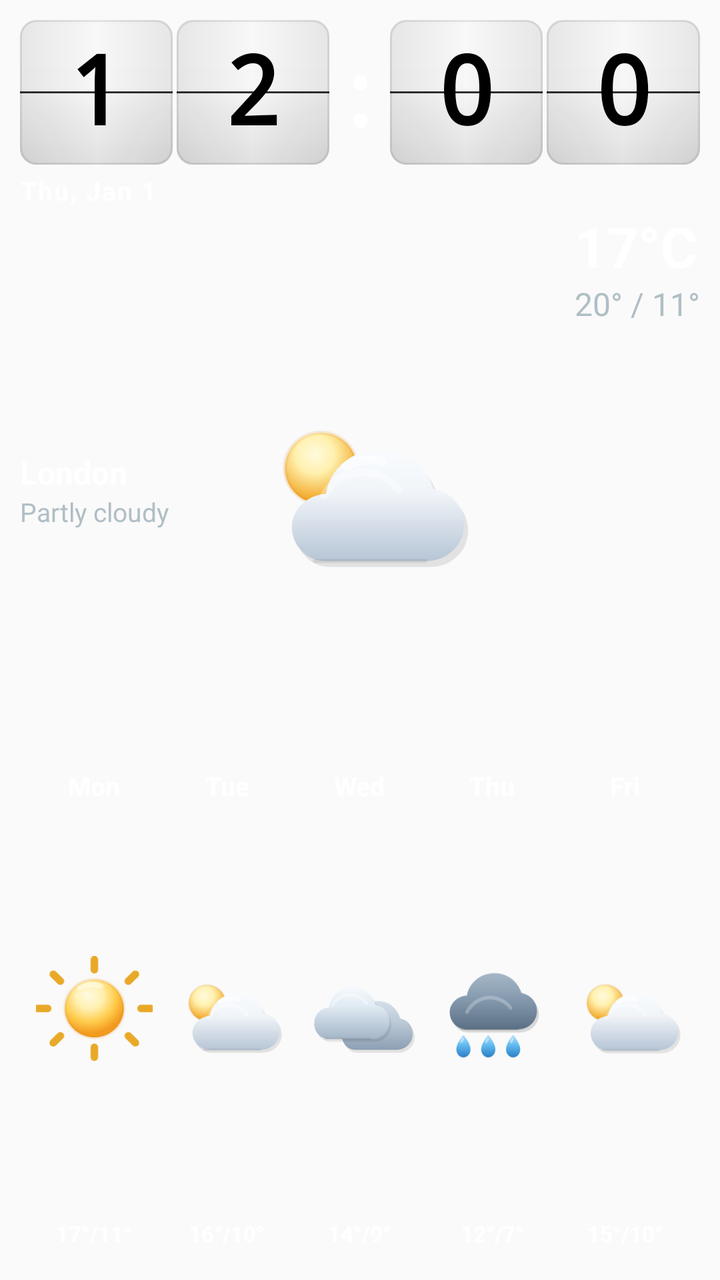
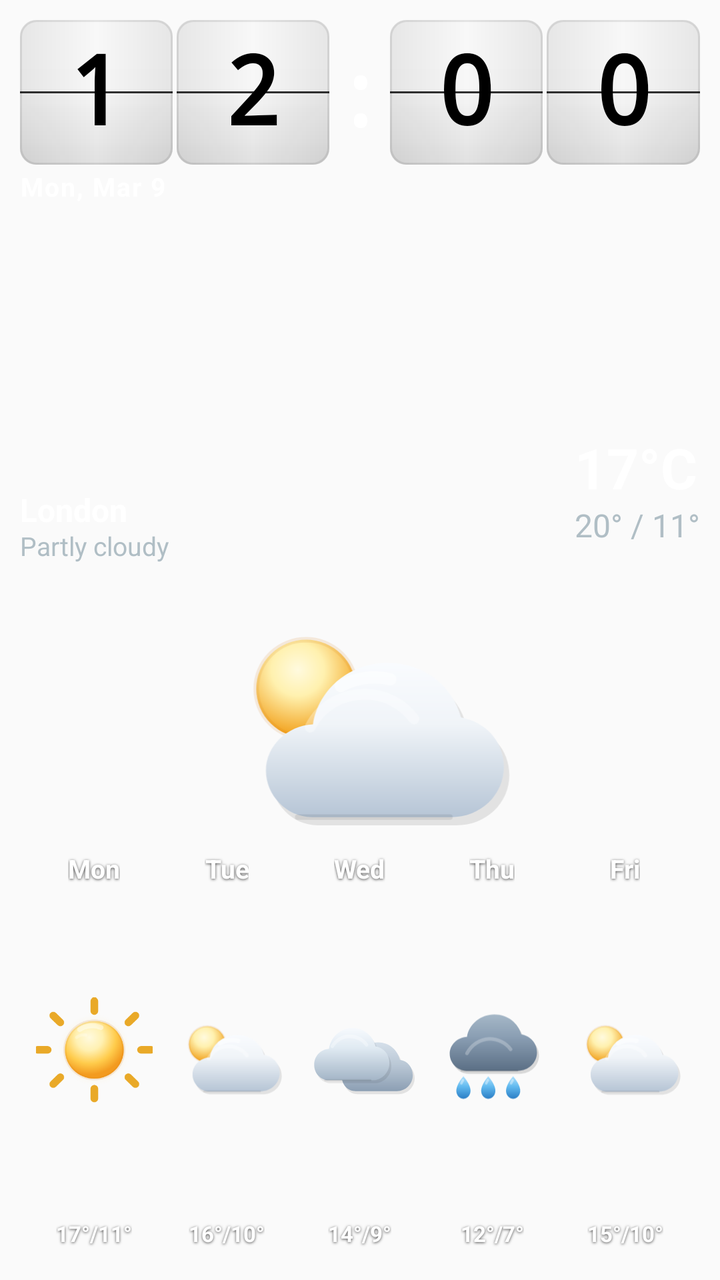

Before-and-after screenshots of an Android layout around one commit, followed by the original layout XML and the change that was made.
<!-- AndroidManifest.xml: application theme Theme.ClockWeatherWidget -->
<!-- res/layout/widget_extended_preview.xml -->
<?xml version="1.0" encoding="utf-8"?>
<LinearLayout xmlns:android="http://schemas.android.com/apk/res/android"
    xmlns:tools="http://schemas.android.com/tools"
    android:layout_width="match_parent"
    android:layout_height="match_parent"
    android:background="@android:color/transparent"
    android:orientation="vertical"
    android:padding="10dp"
    tools:ignore="HardcodedText,SmallSp,NestedWeights,DisableBaselineAlignment">

    <LinearLayout
        android:layout_width="match_parent"
        android:layout_height="0dp"
        android:layout_weight="3"
        android:background="@android:color/transparent"
        android:orientation="vertical">

        <include
            layout="@layout/widget_clock_block_preview"
            android:layout_width="match_parent"
            android:layout_height="wrap_content" />

        <TextClock
            android:layout_width="wrap_content"
            android:layout_height="wrap_content"
            android:layout_gravity="start"
            android:format12Hour="EEE, MMM d"
            android:format24Hour="EEE, MMM d"
            android:layout_marginTop="4dp"
            android:layout_marginStart="0dp"
            android:textColor="@color/widget_text_primary"
            android:textSize="13sp"
            android:textStyle="bold"
            android:letterSpacing="0.05" />

        <include
            layout="@layout/widget_weather_card_preview"
            android:layout_width="match_parent"
            android:layout_height="0dp"
            android:layout_weight="1"
            android:layout_marginTop="4dp" />
    </LinearLayout>

    <LinearLayout
        android:layout_width="match_parent"
        android:layout_height="0dp"
        android:baselineAligned="false"
        android:layout_weight="2"
        android:background="@android:color/transparent"
        android:orientation="horizontal"
        android:paddingTop="0dp"
        android:paddingBottom="4dp"
        android:paddingStart="4dp"
        android:paddingEnd="4dp">

        <LinearLayout android:layout_width="0dp" android:layout_height="match_parent" android:layout_weight="1" android:orientation="vertical" android:gravity="center_horizontal" android:padding="2dp">
            <TextView android:layout_width="wrap_content" android:layout_gravity="center_horizontal" android:layout_height="wrap_content" android:text="Mon" android:textColor="@color/widget_text_primary" android:textSize="13sp" android:textStyle="bold" android:gravity="center" />
            <ImageView android:layout_width="match_parent" android:layout_height="0dp" android:layout_weight="1" android:layout_marginTop="2dp" android:layout_marginBottom="2dp" android:src="@drawable/ic_widget_weather_clear_day" android:contentDescription="@null" android:padding="2dp" android:scaleType="fitCenter" />
            <TextView android:layout_width="wrap_content" android:layout_gravity="center_horizontal" android:layout_height="wrap_content" android:text="17°/11°" android:textColor="@color/widget_text_primary" android:textSize="11sp" android:textStyle="bold" android:gravity="center" />
        </LinearLayout>

        <LinearLayout android:layout_width="0dp" android:layout_height="match_parent" android:layout_weight="1" android:orientation="vertical" android:gravity="center_horizontal" android:padding="2dp">
            <TextView android:layout_width="wrap_content" android:layout_gravity="center_horizontal" android:layout_height="wrap_content" android:text="Tue" android:textColor="@color/widget_text_primary" android:textSize="13sp" android:textStyle="bold" android:gravity="center" />
            <ImageView android:layout_width="match_parent" android:layout_height="0dp" android:layout_weight="1" android:layout_marginTop="2dp" android:layout_marginBottom="2dp" android:src="@drawable/ic_widget_weather_partly_cloudy_day" android:contentDescription="@null" android:padding="2dp" android:scaleType="fitCenter" />
            <TextView android:layout_width="wrap_content" android:layout_gravity="center_horizontal" android:layout_height="wrap_content" android:text="16°/10°" android:textColor="@color/widget_text_primary" android:textSize="11sp" android:textStyle="bold" android:gravity="center" />
        </LinearLayout>

        <LinearLayout android:layout_width="0dp" android:layout_height="match_parent" android:layout_weight="1" android:orientation="vertical" android:gravity="center_horizontal" android:padding="2dp">
            <TextView android:layout_width="wrap_content" android:layout_gravity="center_horizontal" android:layout_height="wrap_content" android:text="Wed" android:textColor="@color/widget_text_primary" android:textSize="13sp" android:textStyle="bold" android:gravity="center" />
            <ImageView android:layout_width="match_parent" android:layout_height="0dp" android:layout_weight="1" android:layout_marginTop="2dp" android:layout_marginBottom="2dp" android:src="@drawable/ic_widget_weather_cloudy" android:contentDescription="@null" android:padding="2dp" android:scaleType="fitCenter" />
            <TextView android:layout_width="wrap_content" android:layout_gravity="center_horizontal" android:layout_height="wrap_content" android:text="14°/9°" android:textColor="@color/widget_text_primary" android:textSize="11sp" android:textStyle="bold" android:gravity="center" />
        </LinearLayout>

        <LinearLayout android:layout_width="0dp" android:layout_height="match_parent" android:layout_weight="1" android:orientation="vertical" android:gravity="center_horizontal" android:padding="2dp">
            <TextView android:layout_width="wrap_content" android:layout_gravity="center_horizontal" android:layout_height="wrap_content" android:text="Thu" android:textColor="@color/widget_text_primary" android:textSize="13sp" android:textStyle="bold" android:gravity="center" />
            <ImageView android:layout_width="match_parent" android:layout_height="0dp" android:layout_weight="1" android:layout_marginTop="2dp" android:layout_marginBottom="2dp" android:src="@drawable/ic_widget_weather_rain" android:contentDescription="@null" android:padding="2dp" android:scaleType="fitCenter" />
            <TextView android:layout_width="wrap_content" android:layout_gravity="center_horizontal" android:layout_height="wrap_content" android:text="12°/7°" android:textColor="@color/widget_text_primary" android:textSize="11sp" android:textStyle="bold" android:gravity="center" />
        </LinearLayout>

        <LinearLayout android:layout_width="0dp" android:layout_height="match_parent" android:layout_weight="1" android:orientation="vertical" android:gravity="center_horizontal" android:padding="2dp">
            <TextView android:layout_width="wrap_content" android:layout_gravity="center_horizontal" android:layout_height="wrap_content" android:text="Fri" android:textColor="@color/widget_text_primary" android:textSize="13sp" android:textStyle="bold" android:gravity="center" />
            <ImageView android:layout_width="match_parent" android:layout_height="0dp" android:layout_weight="1" android:layout_marginTop="2dp" android:layout_marginBottom="2dp" android:src="@drawable/ic_widget_weather_partly_cloudy_day" android:contentDescription="@null" android:padding="2dp" android:scaleType="fitCenter" />
            <TextView android:layout_width="wrap_content" android:layout_gravity="center_horizontal" android:layout_height="wrap_content" android:text="15°/10°" android:textColor="@color/widget_text_primary" android:textSize="11sp" android:textStyle="bold" android:gravity="center" />
        </LinearLayout>
    </LinearLayout>

</LinearLayout>
<!-- res/layout/widget_clock_block_preview.xml (included above) -->
﻿<?xml version="1.0" encoding="utf-8"?>

<LinearLayout xmlns:android="http://schemas.android.com/apk/res/android"
    xmlns:tools="http://schemas.android.com/tools"
    android:layout_width="match_parent"
    android:layout_height="wrap_content"
    android:gravity="center_vertical"
    android:orientation="horizontal"
    tools:ignore="HardcodedText">

    <FrameLayout
        android:layout_width="0dp"
        android:layout_height="wrap_content"
        android:layout_weight="2">

        <LinearLayout
            android:layout_width="match_parent"
            android:layout_height="wrap_content"
            android:orientation="horizontal">

            <FrameLayout
                android:layout_width="0dp"
                android:layout_height="wrap_content"
                android:layout_weight="1">

                <TextView
                    android:layout_width="match_parent"
                    android:layout_height="wrap_content"
                    android:background="@drawable/flip_digit_bg_light"
                    android:fontFamily="monospace"
                    android:gravity="center"
                    android:includeFontPadding="false"
                    android:padding="8dp"
                    android:text="1"
                    android:textColor="@color/flip_digit_text_light"
                    android:textSize="48sp"
                    android:textStyle="bold" />

                <FrameLayout
                    android:layout_width="match_parent"
                    android:layout_height="1dp"
                    android:layout_gravity="center_vertical"
                    android:background="@drawable/flip_hinge_line" />
            </FrameLayout>

            <FrameLayout
                android:layout_width="0dp"
                android:layout_height="wrap_content"
                android:layout_marginStart="@dimen/flip_digit_gap"
                android:layout_weight="1">

                <TextView
                    android:layout_width="match_parent"
                    android:layout_height="wrap_content"
                    android:background="@drawable/flip_digit_bg_light"
                    android:fontFamily="monospace"
                    android:gravity="center"
                    android:includeFontPadding="false"
                    android:padding="8dp"
                    android:text="2"
                    android:textColor="@color/flip_digit_text_light"
                    android:textSize="48sp"
                    android:textStyle="bold" />

                <FrameLayout
                    android:layout_width="match_parent"
                    android:layout_height="1dp"
                    android:layout_gravity="center_vertical"
                    android:background="@drawable/flip_hinge_line" />
            </FrameLayout>
        </LinearLayout>
    </FrameLayout>

    <TextView
        android:layout_width="wrap_content"
        android:layout_height="wrap_content"
        android:layout_marginStart="@dimen/flip_digit_gap"
        android:layout_marginEnd="@dimen/flip_digit_gap"
        android:fontFamily="monospace"
        android:gravity="center"
        android:text=":"
        android:textColor="@android:color/white"
        android:textSize="44sp"
        android:textStyle="bold" />

    <FrameLayout
        android:layout_width="0dp"
        android:layout_height="wrap_content"
        android:layout_weight="2">

        <LinearLayout
            android:layout_width="match_parent"
            android:layout_height="wrap_content"
            android:orientation="horizontal">

            <FrameLayout
                android:layout_width="0dp"
                android:layout_height="wrap_content"
                android:layout_weight="1">

                <TextView
                    android:layout_width="match_parent"
                    android:layout_height="wrap_content"
                    android:background="@drawable/flip_digit_bg_light"
                    android:fontFamily="monospace"
                    android:gravity="center"
                    android:includeFontPadding="false"
                    android:padding="8dp"
                    android:text="0"
                    android:textColor="@color/flip_digit_text_light"
                    android:textSize="48sp"
                    android:textStyle="bold" />

                <FrameLayout
                    android:layout_width="match_parent"
                    android:layout_height="1dp"
                    android:layout_gravity="center_vertical"
                    android:background="@drawable/flip_hinge_line" />
            </FrameLayout>

            <FrameLayout
                android:layout_width="0dp"
                android:layout_height="wrap_content"
                android:layout_marginStart="@dimen/flip_digit_gap"
                android:layout_weight="1">

                <TextView
                    android:layout_width="match_parent"
                    android:layout_height="wrap_content"
                    android:background="@drawable/flip_digit_bg_light"
                    android:fontFamily="monospace"
                    android:gravity="center"
                    android:includeFontPadding="false"
                    android:padding="8dp"
                    android:text="0"
                    android:textColor="@color/flip_digit_text_light"
                    android:textSize="48sp"
                    android:textStyle="bold" />

                <FrameLayout
                    android:layout_width="match_parent"
                    android:layout_height="1dp"
                    android:layout_gravity="center_vertical"
                    android:background="@drawable/flip_hinge_line" />
            </FrameLayout>
        </LinearLayout>
    </FrameLayout>

</LinearLayout>
<!-- res/layout/widget_weather_card_preview.xml (included above) -->
<?xml version="1.0" encoding="utf-8"?>
<FrameLayout xmlns:android="http://schemas.android.com/apk/res/android"
    xmlns:tools="http://schemas.android.com/tools"
    android:layout_width="match_parent"
    android:layout_height="wrap_content"
    android:minHeight="72dp"
    android:background="@android:color/transparent"
    android:clipChildren="false"
    android:clipToPadding="false"
    tools:ignore="HardcodedText">

    <ImageView
        android:layout_width="140dp"
        android:layout_height="90dp"
        android:layout_gravity="center"
        android:paddingBottom="6dp"
        android:contentDescription="@null"
        android:scaleType="fitCenter"
        android:src="@drawable/ic_widget_weather_partly_cloudy_day" />

    
    <LinearLayout
        android:layout_width="wrap_content"
        android:layout_height="wrap_content"
        android:layout_gravity="start|center_vertical"
        android:orientation="vertical">

        <TextView
            android:layout_width="wrap_content"
            android:layout_height="wrap_content"
            android:ellipsize="end"
            android:maxWidth="132dp"
            android:maxLines="1"
            android:text="London"
            android:textColor="@color/widget_text_primary"
            android:textSize="16sp"
            android:textStyle="bold" />

        <TextView
            android:layout_width="wrap_content"
            android:layout_height="wrap_content"
            android:ellipsize="end"
            android:maxLines="1"
            android:text="Partly cloudy"
            android:textColor="@color/widget_text_secondary"
            android:textSize="13sp" />
    </LinearLayout>

    
    <LinearLayout
        android:layout_width="wrap_content"
        android:layout_height="wrap_content"
        android:layout_gravity="end|top"
        android:orientation="vertical">

        <TextView
            android:layout_width="wrap_content"
            android:layout_height="wrap_content"
            android:gravity="end"
            android:includeFontPadding="false"
            android:text="17°C"
            android:textColor="@color/widget_text_primary"
            android:textSize="28sp"
            android:textStyle="bold" />

        <TextView
            android:layout_width="wrap_content"
            android:layout_height="wrap_content"
            android:layout_marginTop="2dp"
            android:gravity="end"
            android:includeFontPadding="false"
            android:text="20° / 11°"
            android:textColor="@color/widget_text_secondary"
            android:textSize="16sp" />
    </LinearLayout>
</FrameLayout>
<!-- resources referenced by this layout -->
<resources>
  <color name="flip_digit_text_light">#000000</color>
  <color name="widget_text_primary">#FFFFFF</color>
  <color name="widget_text_secondary">#B0BEC5</color>
  <dimen name="flip_digit_gap">2dp</dimen>
  <!-- drawable flip_digit_bg_light (drawable) -->
  <?xml version="1.0" encoding="utf-8"?>
  <layer-list xmlns:android="http://schemas.android.com/apk/res/android">
  	<item>
  		<shape android:shape="rectangle">
  			<solid android:color="@color/flip_tile_light_base" />
  			<corners android:radius="8dp" />
  		</shape>
  	</item>
  
  	<item>
  		<shape android:shape="rectangle">
  			<gradient
  				android:angle="270"
  				android:startColor="@color/flip_tile_light_highlight_start"
  				android:centerColor="@color/flip_tile_light_highlight_center"
  				android:centerY="0.46"
  				android:endColor="@color/flip_tile_light_highlight_end" />
  			<corners android:radius="8dp" />
  		</shape>
  	</item>
  
  	<item>
  		<shape android:shape="rectangle">
  			<gradient
  				android:angle="0"
  				android:startColor="@color/flip_tile_light_side_shade"
  				android:centerColor="@android:color/transparent"
  				android:centerX="0.50"
  				android:endColor="@color/flip_tile_light_side_shade" />
  			<corners android:radius="8dp" />
  		</shape>
  	</item>
  
  	<item>
  		<shape android:shape="rectangle">
  			<stroke
  				android:width="1dp"
  				android:color="@color/flip_tile_light_border" />
  			<corners android:radius="8dp" />
  		</shape>
  	</item>
  </layer-list>
  <!-- drawable flip_hinge_line (drawable) -->
  <?xml version="1.0" encoding="utf-8"?>
  <layer-list xmlns:android="http://schemas.android.com/apk/res/android">
      
      <item>
          <shape android:shape="rectangle">
              <solid android:color="@color/flip_hinge_shadow" />
          </shape>
      </item>
      
      <item android:top="1dp">
          <shape android:shape="rectangle">
              <solid android:color="@color/flip_hinge_highlight" />
          </shape>
      </item>
  </layer-list>
  <!-- drawable ic_widget_weather_clear_day: vector/xml drawable (drawable, 2332 chars, omitted) -->
  <!-- drawable ic_widget_weather_cloudy: vector/xml drawable (drawable, 2537 chars, omitted) -->
  <!-- drawable ic_widget_weather_partly_cloudy_day: vector/xml drawable (drawable, 2734 chars, omitted) -->
  <!-- drawable ic_widget_weather_rain: vector/xml drawable (drawable, 3647 chars, omitted) -->
  <style name="Theme.ClockWeatherWidget" parent="Theme.AppCompat.Light.NoActionBar">
          <item name="colorPrimary">@color/primary</item>
          <item name="android:statusBarColor">@color/primary</item>
      </style>
  <color name="flip_tile_light_base">#F7F7F7</color>
  <color name="flip_tile_light_highlight_start">#30FFFFFF</color>
  <color name="flip_tile_light_highlight_center">#14FFFFFF</color>
  <color name="flip_tile_light_highlight_end">#16000000</color>
  <color name="flip_tile_light_side_shade">#12000000</color>
  <color name="flip_tile_light_border">#16000000</color>
  <color name="flip_hinge_shadow">#CC000000</color>
  <color name="flip_hinge_highlight">#28FFFFFF</color>
  <color name="primary">#1565C0</color>
</resources>

<!-- the commit's change to res/layout/widget_extended_preview.xml (unified diff, before → after) -->
@@ -4,6 +4,8 @@
     android:layout_width="match_parent"
     android:layout_height="match_parent"
     android:background="@android:color/transparent"
+    android:clipChildren="false"
+    android:clipToPadding="false"
     android:orientation="vertical"
     android:padding="10dp"
     tools:ignore="HardcodedText,SmallSp,NestedWeights,DisableBaselineAlignment">
@@ -11,8 +13,10 @@
     <LinearLayout
         android:layout_width="match_parent"
         android:layout_height="0dp"
-        android:layout_weight="3"
+        android:layout_weight="4"
         android:background="@android:color/transparent"
+        android:clipChildren="false"
+        android:clipToPadding="false"
         android:orientation="vertical">
 
         <include
@@ -20,14 +24,13 @@
             android:layout_width="match_parent"
             android:layout_height="wrap_content" />
 
-        <TextClock
+        <TextView
             android:layout_width="wrap_content"
             android:layout_height="wrap_content"
             android:layout_gravity="start"
-            android:format12Hour="EEE, MMM d"
-            android:format24Hour="EEE, MMM d"
-            android:layout_marginTop="4dp"
+            android:layout_marginTop="2dp"
             android:layout_marginStart="0dp"
+            android:text="Mon, Mar 9"
             android:textColor="@color/widget_text_primary"
             android:textSize="13sp"
             android:textStyle="bold"
@@ -38,7 +41,7 @@
             android:layout_width="match_parent"
             android:layout_height="0dp"
             android:layout_weight="1"
-            android:layout_marginTop="4dp" />
+            android:layout_marginTop="2dp" />
     </LinearLayout>
 
     <LinearLayout
@@ -54,33 +57,33 @@
         android:paddingEnd="4dp">
 
         <LinearLayout android:layout_width="0dp" android:layout_height="match_parent" android:layout_weight="1" android:orientation="vertical" android:gravity="center_horizontal" android:padding="2dp">
-            <TextView android:layout_width="wrap_content" android:layout_gravity="center_horizontal" android:layout_height="wrap_content" android:text="Mon" android:textColor="@color/widget_text_primary" android:textSize="13sp" android:textStyle="bold" android:gravity="center" />
+            <TextView android:layout_width="wrap_content" android:layout_gravity="center_horizontal" android:layout_height="wrap_content" android:text="Mon" android:textColor="@color/widget_text_primary" android:textSize="13sp" android:textStyle="bold" android:gravity="center" android:shadowColor="#B3000000" android:shadowDx="0" android:shadowDy="1" android:shadowRadius="3" />
             <ImageView android:layout_width="match_parent" android:layout_height="0dp" android:layout_weight="1" android:layout_marginTop="2dp" android:layout_marginBottom="2dp" android:src="@drawable/ic_widget_weather_clear_day" android:contentDescription="@null" android:padding="2dp" android:scaleType="fitCenter" />
-            <TextView android:layout_width="wrap_content" android:layout_gravity="center_horizontal" android:layout_height="wrap_content" android:text="17°/11°" android:textColor="@color/widget_text_primary" android:textSize="11sp" android:textStyle="bold" android:gravity="center" />
-        </LinearLayout>
-
-        <LinearLayout android:layout_width="0dp" android:layout_height="match_parent" android:layout_weight="1" android:orientation="vertical" android:gravity="center_horizontal" android:padding="2dp">
-            <TextView android:layout_width="wrap_content" android:layout_gravity="center_horizontal" android:layout_height="wrap_content" android:text="Tue" android:textColor="@color/widget_text_primary" android:textSize="13sp" android:textStyle="bold" android:gravity="center" />
+            <TextView android:layout_width="wrap_content" android:layout_gravity="center_horizontal" android:layout_height="wrap_content" android:text="17°/11°" android:textColor="@color/widget_text_primary" android:textSize="11sp" android:textStyle="bold" android:gravity="center" android:shadowColor="#B3000000" android:shadowDx="0" android:shadowDy="1" android:shadowRadius="3" />
+        </LinearLayout>
+
+        <LinearLayout android:layout_width="0dp" android:layout_height="match_parent" android:layout_weight="1" android:orientation="vertical" android:gravity="center_horizontal" android:padding="2dp">
+            <TextView android:layout_width="wrap_content" android:layout_gravity="center_horizontal" android:layout_height="wrap_content" android:text="Tue" android:textColor="@color/widget_text_primary" android:textSize="13sp" android:textStyle="bold" android:gravity="center" android:shadowColor="#B3000000" android:shadowDx="0" android:shadowDy="1" android:shadowRadius="3" />
             <ImageView android:layout_width="match_parent" android:layout_height="0dp" android:layout_weight="1" android:layout_marginTop="2dp" android:layout_marginBottom="2dp" android:src="@drawable/ic_widget_weather_partly_cloudy_day" android:contentDescription="@null" android:padding="2dp" android:scaleType="fitCenter" />
-            <TextView android:layout_width="wrap_content" android:layout_gravity="center_horizontal" android:layout_height="wrap_content" android:text="16°/10°" android:textColor="@color/widget_text_primary" android:textSize="11sp" android:textStyle="bold" android:gravity="center" />
-        </LinearLayout>
-
-        <LinearLayout android:layout_width="0dp" android:layout_height="match_parent" android:layout_weight="1" android:orientation="vertical" android:gravity="center_horizontal" android:padding="2dp">
-            <TextView android:layout_width="wrap_content" android:layout_gravity="center_horizontal" android:layout_height="wrap_content" android:text="Wed" android:textColor="@color/widget_text_primary" android:textSize="13sp" android:textStyle="bold" android:gravity="center" />
+            <TextView android:layout_width="wrap_content" android:layout_gravity="center_horizontal" android:layout_height="wrap_content" android:text="16°/10°" android:textColor="@color/widget_text_primary" android:textSize="11sp" android:textStyle="bold" android:gravity="center" android:shadowColor="#B3000000" android:shadowDx="0" android:shadowDy="1" android:shadowRadius="3" />
+        </LinearLayout>
+
+        <LinearLayout android:layout_width="0dp" android:layout_height="match_parent" android:layout_weight="1" android:orientation="vertical" android:gravity="center_horizontal" android:padding="2dp">
+            <TextView android:layout_width="wrap_content" android:layout_gravity="center_horizontal" android:layout_height="wrap_content" android:text="Wed" android:textColor="@color/widget_text_primary" android:textSize="13sp" android:textStyle="bold" android:gravity="center" android:shadowColor="#B3000000" android:shadowDx="0" android:shadowDy="1" android:shadowRadius="3" />
             <ImageView android:layout_width="match_parent" android:layout_height="0dp" android:layout_weight="1" android:layout_marginTop="2dp" android:layout_marginBottom="2dp" android:src="@drawable/ic_widget_weather_cloudy" android:contentDescription="@null" android:padding="2dp" android:scaleType="fitCenter" />
-            <TextView android:layout_width="wrap_content" android:layout_gravity="center_horizontal" android:layout_height="wrap_content" android:text="14°/9°" android:textColor="@color/widget_text_primary" android:textSize="11sp" android:textStyle="bold" android:gravity="center" />
-        </LinearLayout>
-
-        <LinearLayout android:layout_width="0dp" android:layout_height="match_parent" android:layout_weight="1" android:orientation="vertical" android:gravity="center_horizontal" android:padding="2dp">
-            <TextView android:layout_width="wrap_content" android:layout_gravity="center_horizontal" android:layout_height="wrap_content" android:text="Thu" android:textColor="@color/widget_text_primary" android:textSize="13sp" android:textStyle="bold" android:gravity="center" />
+            <TextView android:layout_width="wrap_content" android:layout_gravity="center_horizontal" android:layout_height="wrap_content" android:text="14°/9°" android:textColor="@color/widget_text_primary" android:textSize="11sp" android:textStyle="bold" android:gravity="center" android:shadowColor="#B3000000" android:shadowDx="0" android:shadowDy="1" android:shadowRadius="3" />
+        </LinearLayout>
+
+        <LinearLayout android:layout_width="0dp" android:layout_height="match_parent" android:layout_weight="1" android:orientation="vertical" android:gravity="center_horizontal" android:padding="2dp">
+            <TextView android:layout_width="wrap_content" android:layout_gravity="center_horizontal" android:layout_height="wrap_content" android:text="Thu" android:textColor="@color/widget_text_primary" android:textSize="13sp" android:textStyle="bold" android:gravity="center" android:shadowColor="#B3000000" android:shadowDx="0" android:shadowDy="1" android:shadowRadius="3" />
             <ImageView android:layout_width="match_parent" android:layout_height="0dp" android:layout_weight="1" android:layout_marginTop="2dp" android:layout_marginBottom="2dp" android:src="@drawable/ic_widget_weather_rain" android:contentDescription="@null" android:padding="2dp" android:scaleType="fitCenter" />
-            <TextView android:layout_width="wrap_content" android:layout_gravity="center_horizontal" android:layout_height="wrap_content" android:text="12°/7°" android:textColor="@color/widget_text_primary" android:textSize="11sp" android:textStyle="bold" android:gravity="center" />
-        </LinearLayout>
-
-        <LinearLayout android:layout_width="0dp" android:layout_height="match_parent" android:layout_weight="1" android:orientation="vertical" android:gravity="center_horizontal" android:padding="2dp">
-            <TextView android:layout_width="wrap_content" android:layout_gravity="center_horizontal" android:layout_height="wrap_content" android:text="Fri" android:textColor="@color/widget_text_primary" android:textSize="13sp" android:textStyle="bold" android:gravity="center" />
+            <TextView android:layout_width="wrap_content" android:layout_gravity="center_horizontal" android:layout_height="wrap_content" android:text="12°/7°" android:textColor="@color/widget_text_primary" android:textSize="11sp" android:textStyle="bold" android:gravity="center" android:shadowColor="#B3000000" android:shadowDx="0" android:shadowDy="1" android:shadowRadius="3" />
+        </LinearLayout>
+
+        <LinearLayout android:layout_width="0dp" android:layout_height="match_parent" android:layout_weight="1" android:orientation="vertical" android:gravity="center_horizontal" android:padding="2dp">
+            <TextView android:layout_width="wrap_content" android:layout_gravity="center_horizontal" android:layout_height="wrap_content" android:text="Fri" android:textColor="@color/widget_text_primary" android:textSize="13sp" android:textStyle="bold" android:gravity="center" android:shadowColor="#B3000000" android:shadowDx="0" android:shadowDy="1" android:shadowRadius="3" />
             <ImageView android:layout_width="match_parent" android:layout_height="0dp" android:layout_weight="1" android:layout_marginTop="2dp" android:layout_marginBottom="2dp" android:src="@drawable/ic_widget_weather_partly_cloudy_day" android:contentDescription="@null" android:padding="2dp" android:scaleType="fitCenter" />
-            <TextView android:layout_width="wrap_content" android:layout_gravity="center_horizontal" android:layout_height="wrap_content" android:text="15°/10°" android:textColor="@color/widget_text_primary" android:textSize="11sp" android:textStyle="bold" android:gravity="center" />
+            <TextView android:layout_width="wrap_content" android:layout_gravity="center_horizontal" android:layout_height="wrap_content" android:text="15°/10°" android:textColor="@color/widget_text_primary" android:textSize="11sp" android:textStyle="bold" android:gravity="center" android:shadowColor="#B3000000" android:shadowDx="0" android:shadowDy="1" android:shadowRadius="3" />
         </LinearLayout>
     </LinearLayout>
 
@@ -248,10 +251,10 @@
     tools:ignore="HardcodedText">
 
     <ImageView
-        android:layout_width="140dp"
-        android:layout_height="90dp"
-        android:layout_gravity="center"
-        android:paddingBottom="6dp"
+        android:layout_width="196dp"
+        android:layout_height="126dp"
+        android:layout_gravity="bottom|center_horizontal"
+        android:paddingBottom="10dp"
         android:contentDescription="@null"
         android:scaleType="fitCenter"
         android:src="@drawable/ic_widget_weather_partly_cloudy_day" />
@@ -267,6 +270,7 @@
             android:layout_width="wrap_content"
             android:layout_height="wrap_content"
             android:ellipsize="end"
+            android:includeFontPadding="false"
             android:maxWidth="132dp"
             android:maxLines="1"
             android:text="London"
@@ -278,6 +282,8 @@
             android:layout_width="wrap_content"
             android:layout_height="wrap_content"
             android:ellipsize="end"
+            android:includeFontPadding="false"
+            android:layout_marginTop="1dp"
             android:maxLines="1"
             android:text="Partly cloudy"
             android:textColor="@color/widget_text_secondary"
@@ -288,7 +294,8 @@
     <LinearLayout
         android:layout_width="wrap_content"
         android:layout_height="wrap_content"
-        android:layout_gravity="end|top"
+        android:layout_gravity="end|center_vertical"
+        android:layout_marginBottom="18dp"
         android:orientation="vertical">
 
         <TextView
